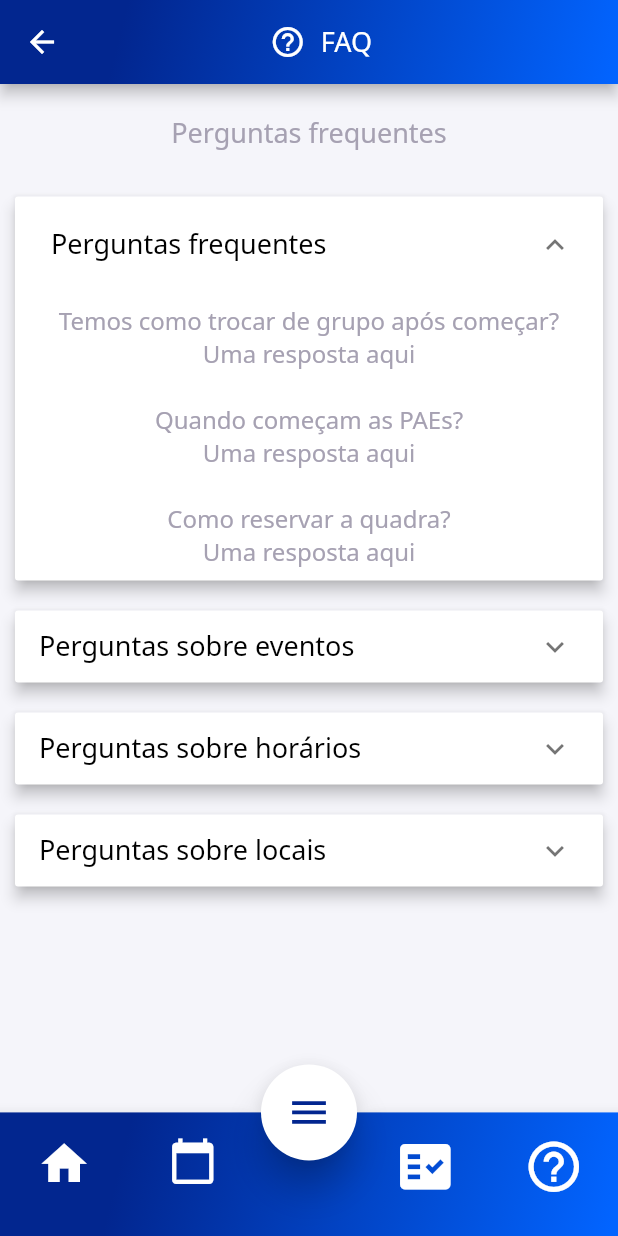
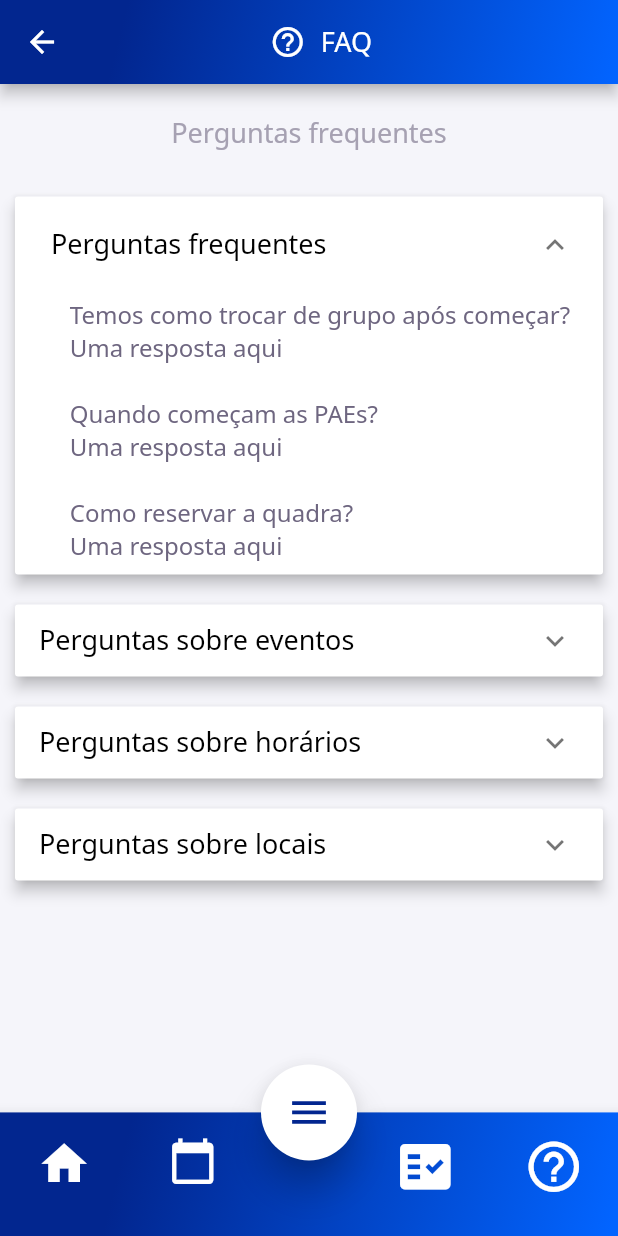
Before and after one commit to Maua-Dev/System_Maua_Front, a Flutter app: the HelpFaqPage screen opened by its route, after a tap on "Perguntas frequentes", on a phone screen of 412 x 824 dp. Run offline on Flutter 3.47's test engine with Material 2 defaults, Android fonts, the phone set to English and light mode, and no system bars; our stand-ins replace flutter_calendar_carousel, flutter_mobx, flutter_modular, flutter_typeahead, fluttericon, google_fonts and 4 more; accounts and stored records are empty; generated files the repository leaves out were written again.

Commit message:
[FM-56] - Widget recustomizado

```diff
--- a/lib/app/modules/help/pages/help-faq/help_faq_page.dart
+++ b/lib/app/modules/help/pages/help-faq/help_faq_page.dart
@@ -2,8 +2,8 @@ import 'package:flutter/cupertino.dart';
 import 'package:flutter/material.dart';
 import 'package:flutter_mobx/flutter_mobx.dart';
 import 'package:flutter_modular/flutter_modular.dart';
+import 'package:system_maua_front/app/shared/components/app_bar/app_bar_widget.dart';
 import 'package:system_maua_front/app/shared/components/faq_card/faq_card_widget.dart';
-import 'package:system_maua_front/app/shared/components/app_bar/app_bar_widget.dart';
 import 'package:system_maua_front/app/shared/themes/app_text_styles.dart';
 import 'help_faq_controller.dart';
 
--- a/lib/app/shared/components/faq_card/faq_card_widget.dart
+++ b/lib/app/shared/components/faq_card/faq_card_widget.dart
@@ -1,5 +1,4 @@
 import 'package:flutter/material.dart';
-import 'package:system_maua_front/app/shared/themes/app_text_styles.dart';
 
 class FaqCard extends StatefulWidget {
   final String titulo;
@@ -49,19 +48,29 @@ class _FaqCardState extends State<FaqCard> {
                     ],
                   ),
               body: Padding(
-                padding: EdgeInsets.all(8),
+                      padding: EdgeInsets.fromLTRB(12, 4, 12, 8),
+                      child: Row(
+                        children: [
+                          Spacer(
+                            flex: 1,
+                          ),
+                          Expanded(
+                            flex: 14,
                             child: Text(
                               widget.descricao,
-                  style: AppTextStyles.lightBody.copyWith(fontSize: 16),
-                  textAlign: TextAlign.center,
-                  overflow: TextOverflow.ellipsis,
+                              style: TextStyle(
+                                fontSize: 16,
                               ),
                             ),
                           ),
                         ],
+                      ),
+                    )),
+        ],
         expansionCallback: (i, isExpanded) {
           widget.onPressed!();
-          }),
+        },
+      ),
     );
   }
 }
```
Lines whose indentation alone changed are shown as unchanged.
